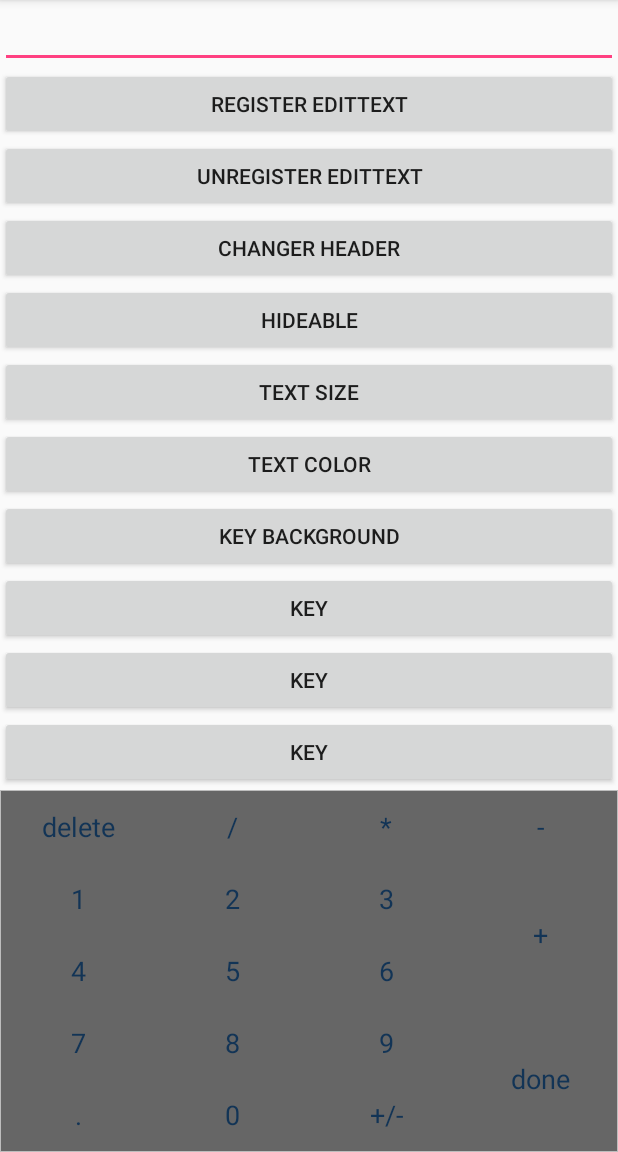
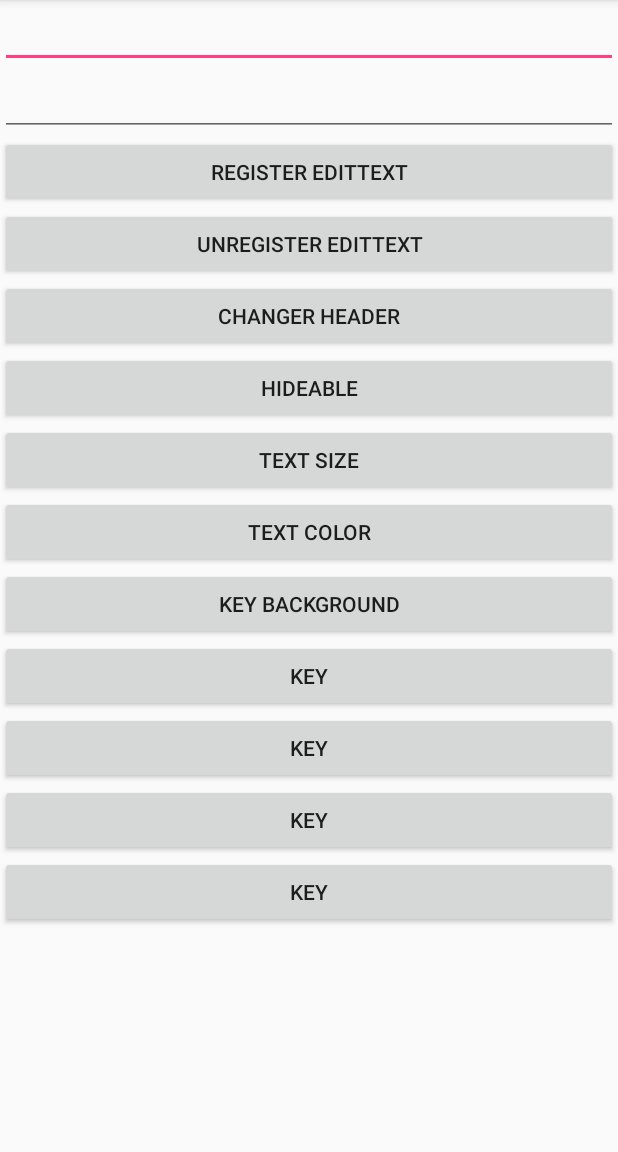
Before and after one commit to qsxs/CalculatorInputMethod, an Android app: the BottomSheetActivity screen opened directly, with no data from a screen before it, after a tap on "UNREGISTER EDITTEXT", on a phone screen of 412 x 824 dp, the part 84-1236 px from its top. Run offline under Robolectric (Android 15) with nearby library versions, the phone set to English and light mode, and no system bars.

Commit message:
show时隐藏系统输入法，register空时dismiss

```diff
--- a/app/src/main/res/layout/activity_bottom_sheet.xml
+++ b/app/src/main/res/layout/activity_bottom_sheet.xml
@@ -16,6 +16,10 @@
 
             <EditText
                 android:id="@+id/et"
+                android:layout_width="match_parent"
+                android:layout_height="wrap_content" />
+
+            <EditText
                 android:layout_width="match_parent"
                 android:layout_height="wrap_content" />
 
@@ -89,12 +93,12 @@
         android:layout_width="match_parent"
         android:layout_height="wrap_content"
         android:background="@color/design_bottom_navigation_shadow_color"
+        app:decimalSize="5"
         app:hideable="false"
         app:keyBackground="#666"
         app:show="true"
         app:textColor="#123456"
         app:textSize="12sp"
-        app:decimalSize="5"
         tools:behavior_peekHeight="200dp"
         tools:show="false" />
     <!--app:layout_behavior="@string/bottom_sheet_behavior"-->
--- a/library/src/main/java/com/lihb/library/KeyBoardView.kt
+++ b/library/src/main/java/com/lihb/library/KeyBoardView.kt
@@ -18,7 +18,9 @@ import android.util.Log
 import android.util.TypedValue
 import android.view.*
 import android.view.View.OnClickListener
+import android.view.View.OnFocusChangeListener
 import android.view.inputmethod.EditorInfo
+import android.view.inputmethod.InputMethodManager
 import android.widget.EditText
 import android.widget.LinearLayout
 import android.widget.TextView
@@ -74,12 +76,20 @@ open class KeyBoardView : LinearLayout {
         if (view == null) {
             editText?.setOnTouchListener(null)
             editText?.setOnKeyListener(null)
+            editText?.onFocusChangeListener = null
+            dismiss()
         }
         editText = view
         editText?.setOnTouchListener { _, _ ->
             show()
         }
-
+        editText?.onFocusChangeListener = OnFocusChangeListener { _, hasFocus ->
+            if (hasFocus) {
+                show()
+            } else {
+                dismiss()
+            }
+        }
         editText?.setOnKeyListener({ _, keyCode, _ ->
             if (keyCode == KeyEvent.KEYCODE_BACK) {
                 dismiss()
@@ -231,7 +241,10 @@ open class KeyBoardView : LinearLayout {
         if (parent is CoordinatorLayout) {
             initBehavior()
             if (behavior!!.state != BottomSheetBehavior.STATE_EXPANDED) {
+                val imm = (context.getSystemService(Context.INPUT_METHOD_SERVICE) as InputMethodManager)//隐藏键盘
+                imm.hideSoftInputFromWindow(this.windowToken, 0)
                 behavior?.state = BottomSheetBehavior.STATE_EXPANDED
+                editText?.requestFocus()
                 return true
             }
         }
```
